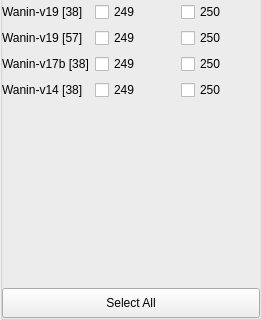
korbosoft/modmiiDownloader, file WaninCheckGrid.ui: the form before one commit; both pictures show x 0 to 262 and y 308 to 628 of the 262 by 628 pixel window.
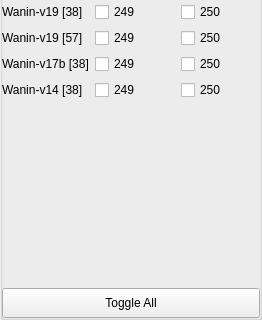
The form after the commit.

```diff
--- a/WaninCheckGrid.ui
+++ b/WaninCheckGrid.ui
@@ -389,7 +389,7 @@
        </size>
       </property>
       <property name="text">
-       <string>Select All</string>
+       <string>Toggle All</string>
       </property>
      </widget>
     </item>
```
